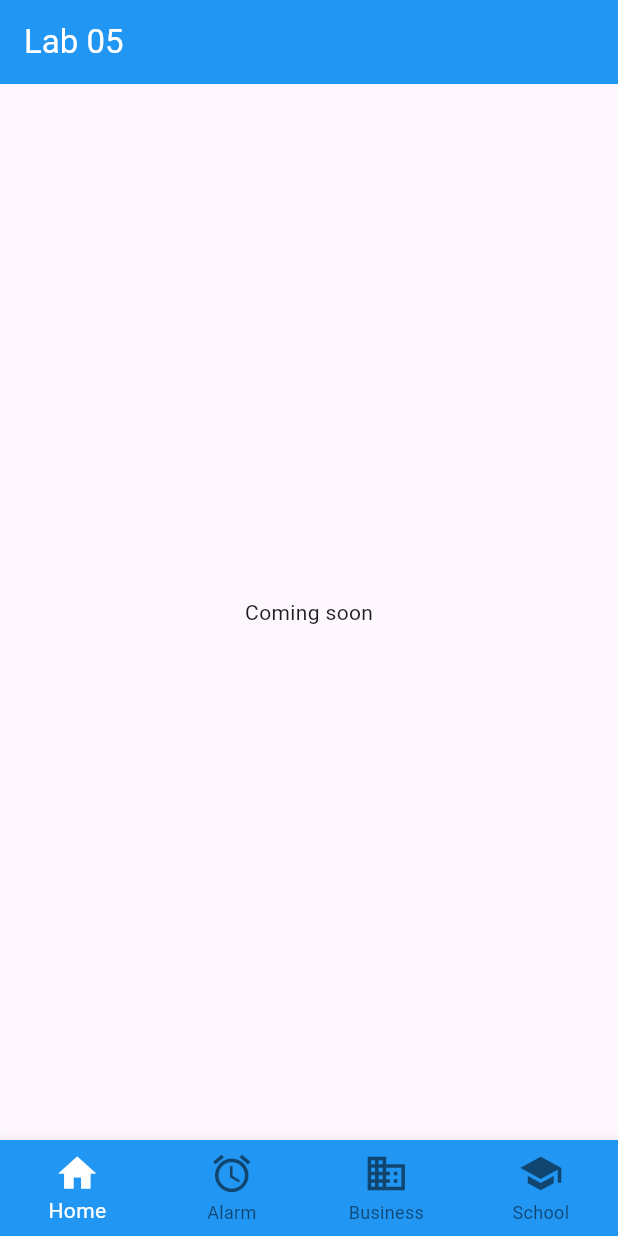
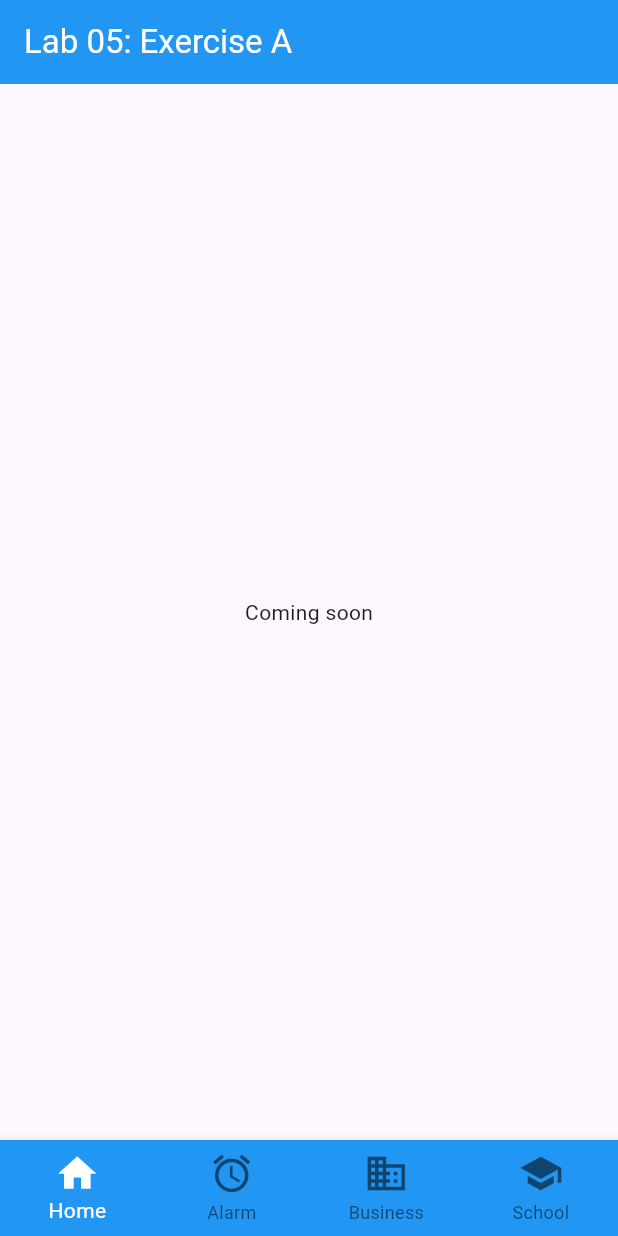
Before and after one commit to jdsvsn/TMA3084_G02_99348_Lab05_Lesson07, a Flutter app: the screen it shows after launch, on a phone screen of 412 x 824 dp. Run offline on Flutter 3.47's test engine with Material 3 defaults, Android fonts, the phone set to English and light mode, and no system bars.

Commit message:
chore: rename app bar title on main

```diff
--- a/bottom_navigator_bar_lab/lib/main.dart
+++ b/bottom_navigator_bar_lab/lib/main.dart
@@ -30,7 +30,7 @@ class _BottomNavLabState extends State<BottomNavLab> {
   Widget build(BuildContext context) {
     return Scaffold(
       appBar: AppBar(
-        title: const Text('Lab 05'),
+        title: const Text('Lab 05: Exercise A'),
         backgroundColor: Colors.blue,
         foregroundColor: Colors.white,
       ),
```
Also changed, not shown: 1 other file.
